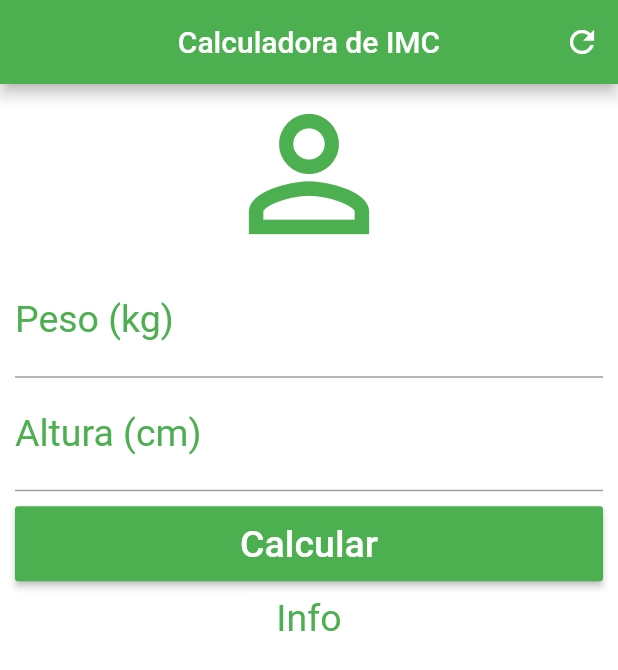
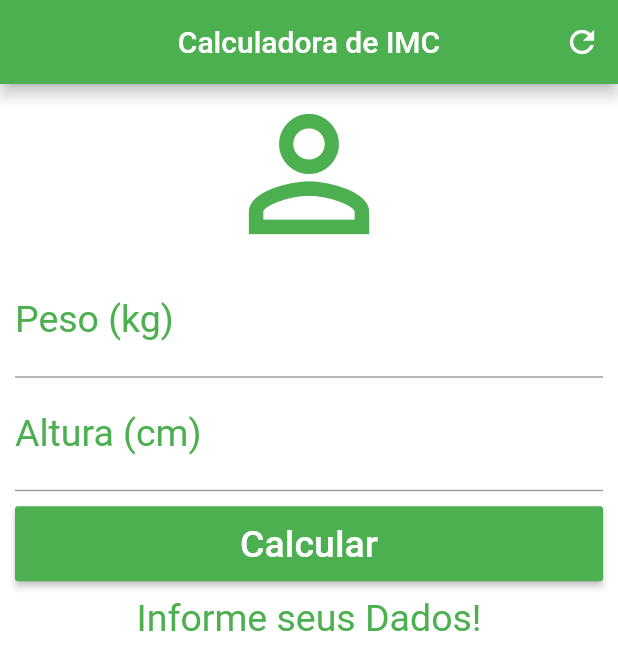
Before and after one commit to LucasMouraMacedo/calculadora_imc, a Flutter app: the screen it shows after launch, after a tap on "Calcular", on a phone screen of 412 x 824 dp. Shown: the top 670 px of the screen. Run offline on Flutter 3.47's test engine with Material 2 defaults, Android fonts, the phone set to English and light mode, and no system bars.

```diff
--- a/lib/main.dart
+++ b/lib/main.dart
@@ -13,6 +13,41 @@ class Home extends StatefulWidget {
 }
 
 class _HomeState extends State<Home> {
+  TextEditingController weightController = TextEditingController();
+  TextEditingController heightController = TextEditingController();
+
+  String _infoText = "Informe seus Dados!";
+
+  void _resetFields(){
+    setState(() {
+      weightController.text = "";
+      heightController.text = "";
+      _infoText = "Informe seus Dados!";
+    });
+  }
+
+  void _calculate (){
+    setState(() {
+      double weight = double.parse(weightController.text);
+      double height = double.parse(heightController.text) / 100;
+      double imc = weight / (height * height);
+      print(imc);
+      if(imc < 18.6){
+        _infoText = "Abaixo do Peso (${imc.toStringAsPrecision(4)})";
+      }else if(imc >= 18.6 && imc < 24.9){
+        _infoText = "Peso Ideal (${imc.toStringAsPrecision(4)})";
+      }else if(imc >= 24.9 && imc <29.9){
+        _infoText = "Levemente Acima do Peso (${imc.toStringAsPrecision(4)})";
+      }else if(imc >= 29.9 && imc < 34.9){
+        _infoText = "Obesidade Grau I (${imc.toStringAsPrecision(4)})";
+      }else if(imc >= 34.9 && imc < 39.9){
+        _infoText = "Obesidade Grau II (${imc.toStringAsPrecision(4)})";
+      }else if(imc >= 40){
+        _infoText = "Obesidade Grau III (${imc.toStringAsPrecision(4)})";
+      }
+    });
+  }
+
   @override
   Widget build(BuildContext context) {
     return Scaffold(
@@ -23,13 +58,13 @@ class _HomeState extends State<Home> {
         actions: <Widget>[
           IconButton(
             icon: Icon(Icons.refresh),
-            onPressed: () {},
+            onPressed: _resetFields,
           )
         ],
       ),
       backgroundColor: Colors.white,
       body: SingleChildScrollView(
-        padding: EdgeInsets.fromLTRB(10.0, 0.0, 10.0,0.0),
+        padding: EdgeInsets.fromLTRB(10.0, 0.0, 10.0, 0.0),
         child: Column(
           crossAxisAlignment: CrossAxisAlignment.stretch,
           children: <Widget>[
@@ -41,6 +76,7 @@ class _HomeState extends State<Home> {
                   labelStyle: TextStyle(color: Colors.green)),
               textAlign: TextAlign.center,
               style: TextStyle(color: Colors.green, fontSize: 25.0),
+              controller: weightController,
             ),
             TextField(
               keyboardType: TextInputType.number,
@@ -49,13 +85,14 @@ class _HomeState extends State<Home> {
                   labelStyle: TextStyle(color: Colors.green)),
               textAlign: TextAlign.center,
               style: TextStyle(color: Colors.green, fontSize: 25.0),
+              controller: heightController,
             ),
             Padding(
-            padding: EdgeInsets.only(top:10.0, bottom: 10.0),
-            child:  Container(
+              padding: EdgeInsets.only(top: 10.0, bottom: 10.0),
+              child: Container(
                 height: 50.0,
                 child: RaisedButton(
-                onPressed: () {},
+                  onPressed: _calculate,
                   child: Text(
                     "Calcular",
                     style: TextStyle(color: Colors.white, fontSize: 25.0),
@@ -64,7 +101,7 @@ class _HomeState extends State<Home> {
                 ),
               ),
             ),
-           Text("Info",
+            Text(_infoText,
                 textAlign: TextAlign.center,
                 style: TextStyle(color: Colors.green, fontSize: 25.0)),
           ],
```
Lines whose indentation alone changed are shown as unchanged.
